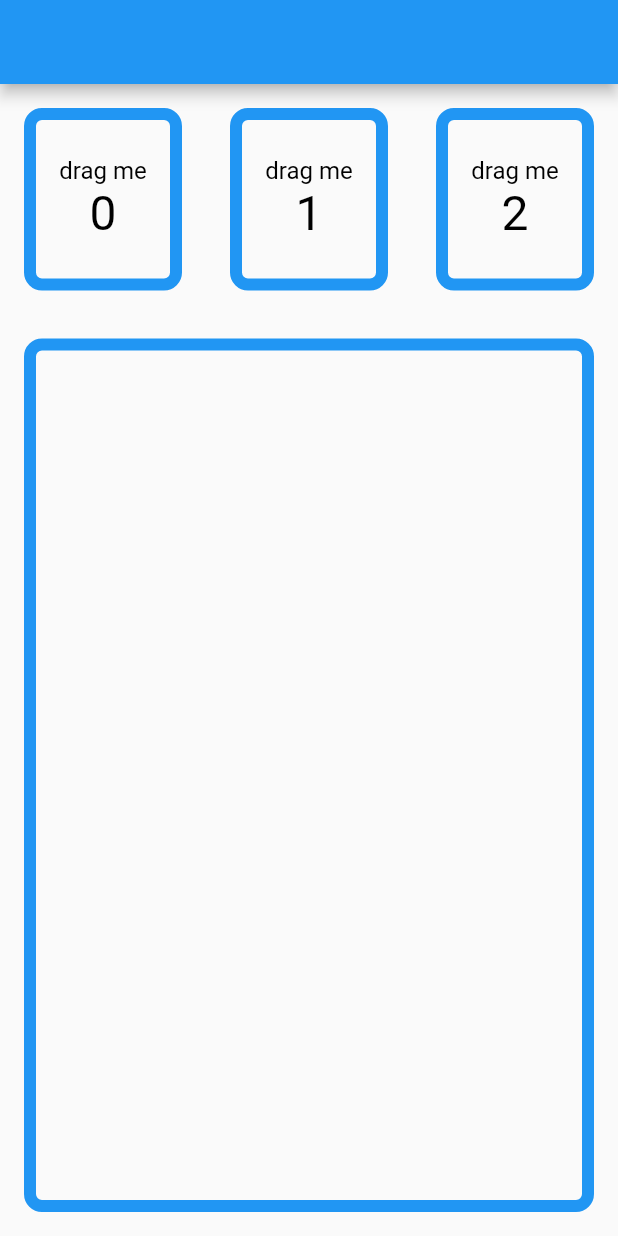
After one commit to hykruntoahead/FlutterGraduateSchool, a Flutter app: the DragTargetDetailsExample screen opened directly, on a phone screen of 412 x 824 dp. The commit adds this screen. Run offline on Flutter 3.47's test engine with Material 2 defaults, Android fonts, the phone set to English and light mode, and no system bars; missing offline and left inert: dart:html; network calls fail.

Commit message:
9.8　拖拽组件

```diff
--- /dev/null
+++ b/lib/functional_components/dragtarget_details.dart
@@ -0,0 +1,148 @@
+
+import 'dart:ui' as ui;
+
+import 'package:flutter/material.dart';
+
+const _strokeWidth = 8.0;
+
+///
+/// desc:
+///
+
+// main(){
+//   runApp(DragTargetDetailsExample());
+// }
+
+class DragTargetDetailsExample extends StatefulWidget {
+  @override
+  _DragTargetDetailsExampleState createState() =>
+      _DragTargetDetailsExampleState();
+}
+
+class _DragTargetDetailsExampleState extends State<DragTargetDetailsExample> {
+  static const _feedbackSize = Size(100.0, 100.0);
+  static const _padding = 16.0;
+
+  static final _decoration = BoxDecoration(
+    border: Border.all(
+      color: Colors.blue,
+      width: _strokeWidth,
+    ),
+    borderRadius: BorderRadius.circular(12),
+  );
+
+  Offset _lastDropOffset;
+  int _lastDropIndex;
+
+  Widget _buildSourceRowChild(int index) => Expanded(
+      child: Padding(
+          padding: EdgeInsets.all(_padding),
+          child: Draggable<int>(
+              data: index,
+              dragAnchor: DragAnchor.pointer,
+              feedback: Transform.translate(
+                  offset: Offset(
+                      -_feedbackSize.width / 2.0, -_feedbackSize.height / 2.0),
+                  child: Container(
+                      decoration: _decoration,
+                      width: _feedbackSize.width,
+                      height: _feedbackSize.height)),
+              child: Container(
+                  decoration: _decoration,
+                  child: Column(
+                      mainAxisAlignment: MainAxisAlignment.center,
+                      children: [
+                        Text('drag me'),
+                        Text('$index', style: TextStyle(fontSize: 32.0))
+                      ])))));
+
+  void _handleAcceptWithDetails(
+      BuildContext dragTargetContext, DragTargetDetails details) {
+    // Convert global to local coordinates.
+    RenderBox renderBox = dragTargetContext.findRenderObject();
+    final localOffset = renderBox.globalToLocal(details.offset);
+    setState(() {
+      _lastDropOffset = localOffset;
+      _lastDropIndex = details.data;
+    });
+  }
+
+  Widget _buildDragTargetChild() => Padding(
+      padding: EdgeInsets.all(_padding),
+      child: Container(
+          decoration: _decoration,
+          // Note use of builder to get a context for the [DragTarget] which is
+          // available to pass to [_handleAcceptWithDetails].
+          child: Builder(
+              builder: (targetContext) => DragTarget<int>(
+                  builder: (_, candidateData, __) => Container(
+                      color: candidateData.isNotEmpty
+                          ? Color(0x2200FF00)
+                          : Color(0x00000000),
+                      child: CustomPaint(
+                          painter: _Painter(_lastDropOffset, _lastDropIndex))),
+                  onAcceptWithDetails: (details) =>
+                      _handleAcceptWithDetails(targetContext, details)))));
+
+  @override
+  Widget build(BuildContext context) {
+    return Scaffold(
+        appBar: AppBar(),
+        body: Column(crossAxisAlignment: CrossAxisAlignment.stretch, children: [
+          Expanded(
+              flex: 1,
+              child: Row(
+                  children: List<Widget>.generate(3, _buildSourceRowChild))),
+          Expanded(flex: 4, child: _buildDragTargetChild())
+        ]));
+  }
+}
+
+class _Painter extends CustomPainter {
+  static final _diameter = 24.0;
+
+  static final _linePaint = Paint()
+    ..style = PaintingStyle.stroke
+    ..strokeWidth = _strokeWidth
+    ..color = Colors.blue;
+
+  static final _whiteFillPaint = Paint()
+    ..style = PaintingStyle.fill
+    ..color = Colors.white;
+
+  static final _blueFillPaint = Paint()
+    ..style = PaintingStyle.fill
+    ..color = Colors.blue;
+
+  final Offset _offset;
+  final int _index;
+
+  _Painter(this._offset, this._index);
+
+  @override
+  void paint(Canvas canvas, Size size) {
+    if (_offset == null || _index == null) return;
+    canvas.drawLine(
+        Offset(_offset.dx, 0.0), Offset(_offset.dx, size.height), _linePaint);
+    canvas.drawLine(
+        Offset(0.0, _offset.dy), Offset(size.width, _offset.dy), _linePaint);
+
+    canvas.drawCircle(_offset, _diameter + _strokeWidth, _blueFillPaint);
+    canvas.drawCircle(_offset, _diameter, _whiteFillPaint);
+
+    final paragraphBuilder =
+    ui.ParagraphBuilder(ui.ParagraphStyle(textAlign: TextAlign.center))
+      ..pushStyle(ui.TextStyle(
+          fontStyle: FontStyle.normal,
+          color: Colors.blue,
+          fontSize: _diameter))
+      ..addText('$_index');
+    final paragraph = paragraphBuilder.build();
+    paragraph.layout(ui.ParagraphConstraints(width: _diameter));
+    canvas.drawParagraph(
+        paragraph, _offset - Offset(_diameter / 2.0, _diameter / 2.0));
+  }
+
+  @override
+  bool shouldRepaint(_Painter oldPainter) => false;
+}
--- a/lib/functional_components/main_dart.dart
+++ b/lib/functional_components/main_dart.dart
@@ -9,6 +9,9 @@ import 'package:flutter_app_demo/functional_components/time_selector.dart';
 import 'package:flutter_app_demo/gesture_recognition/drawing_board.dart';
 import 'package:flutter_app_demo/gesture_recognition/login_progress_button.dart';
 import 'package:flutter_localizations/flutter_localizations.dart';
+
+import 'draggable_components.dart';
+import 'dragtarget_details.dart';
 
 
 
@@ -38,7 +41,8 @@ class MyApp extends StatelessWidget {
               bodyText2: TextStyle(color: Colors.black, fontSize: 16),
             )),
         home:Scaffold(
-            body:StartClip()
+            body: DragTargetDetailsExample()
+            // StartClip()
             // ShapeDemo()
             //DialogDemo()
             // PopupComponent()
```
Also changed, not shown: lib/functional_components/draggable_components.dart (added, +125 -0 lines), 1 other file.
